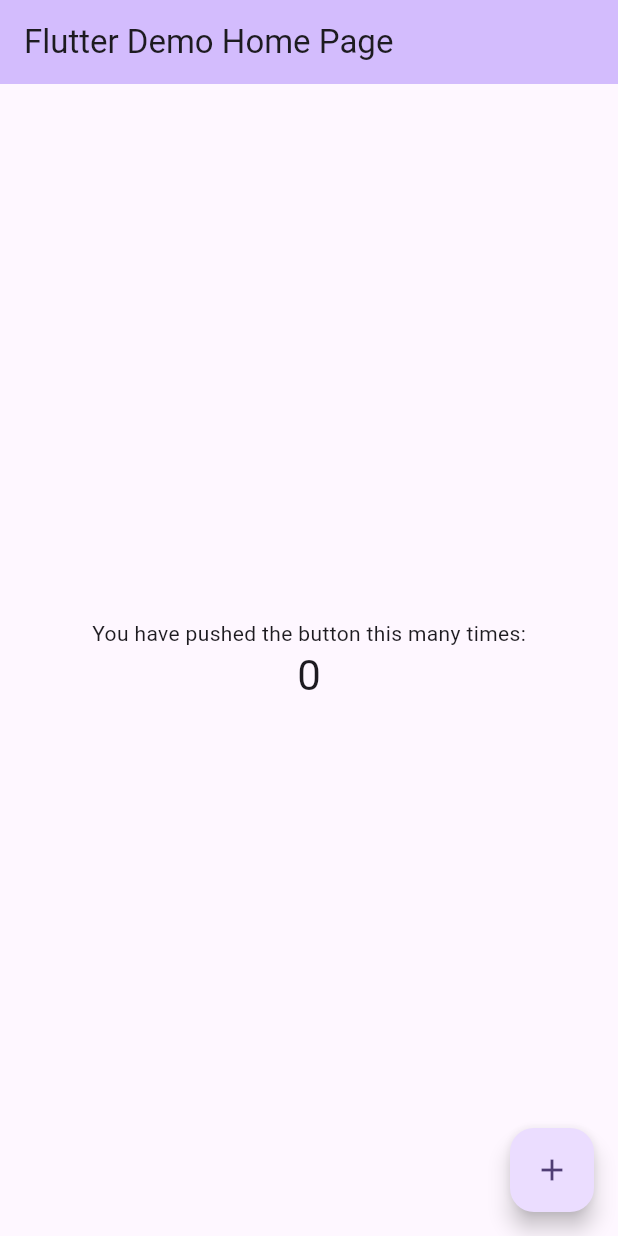
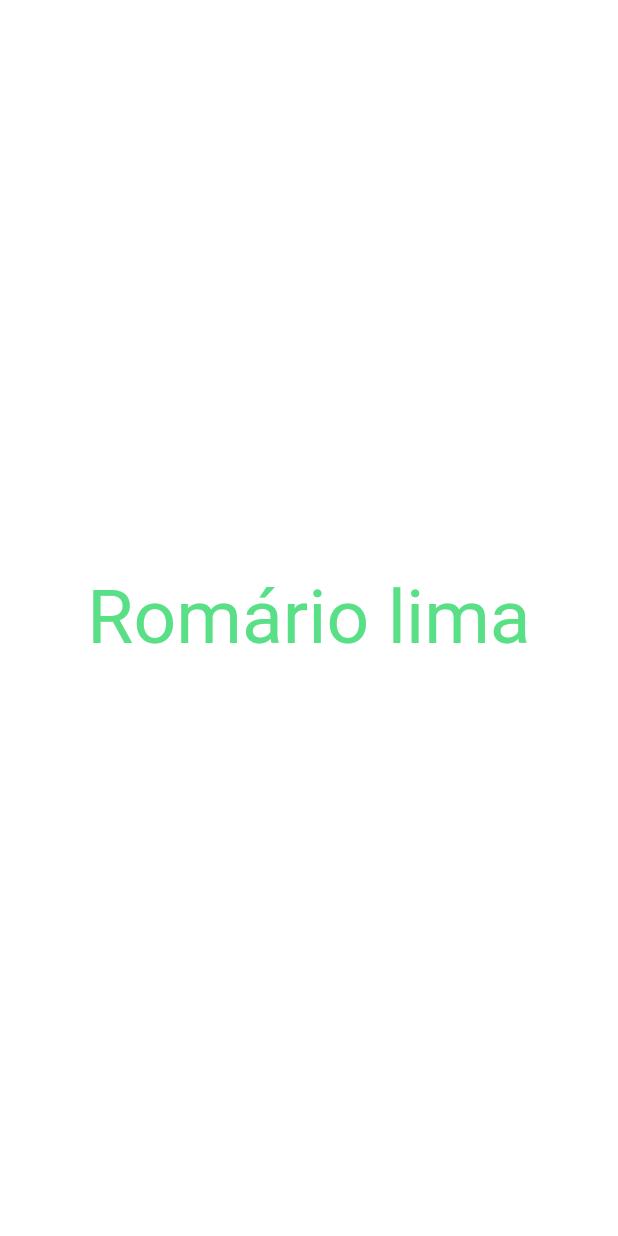
Before and after one commit to Romariolima99/flutter-estudos, a Flutter app: the screen it shows after launch, on a phone screen of 412 x 824 dp. Run offline on Flutter 3.47's test engine with Material 3 defaults, Android fonts, the phone set to English and light mode, and no system bars.

Commit message:
First commit

```diff
--- a/lib/main.dart
+++ b/lib/main.dart
@@ -1,125 +1,14 @@
 import 'package:flutter/material.dart';
 
 void main() {
-  runApp(const MyApp());
+  runApp(Container(
+    child: const Center(
+      child: Text(
+      'Romário lima' ,
+      textDirection: TextDirection.ltr,
+      style: TextStyle(color: Color.fromARGB(255, 89, 223, 133), fontSize: 50.0),
+
+    ),
+    ),
+  ));
 }
-
-class MyApp extends StatelessWidget {
-  const MyApp({super.key});
-
-  // This widget is the root of your application.
-  @override
-  Widget build(BuildContext context) {
-    return MaterialApp(
-      title: 'Flutter Demo',
-      theme: ThemeData(
-        // This is the theme of your application.
-        //
-        // TRY THIS: Try running your application with "flutter run". You'll see
-        // the application has a purple toolbar. Then, without quitting the app,
-        // try changing the seedColor in the colorScheme below to Colors.green
-        // and then invoke "hot reload" (save your changes or press the "hot
-        // reload" button in a Flutter-supported IDE, or press "r" if you used
-        // the command line to start the app).
-        //
-        // Notice that the counter didn't reset back to zero; the application
-        // state is not lost during the reload. To reset the state, use hot
-        // restart instead.
-        //
-        // This works for code too, not just values: Most code changes can be
-        // tested with just a hot reload.
-        colorScheme: ColorScheme.fromSeed(seedColor: Colors.deepPurple),
-        useMaterial3: true,
-      ),
-      home: const MyHomePage(title: 'Flutter Demo Home Page'),
-    );
-  }
-}
-
-class MyHomePage extends StatefulWidget {
-  const MyHomePage({super.key, required this.title});
-
-  // This widget is the home page of your application. It is stateful, meaning
-  // that it has a State object (defined below) that contains fields that affect
-  // how it looks.
-
-  // This class is the configuration for the state. It holds the values (in this
-  // case the title) provided by the parent (in this case the App widget) and
-  // used by the build method of the State. Fields in a Widget subclass are
-  // always marked "final".
-
-  final String title;
-
-  @override
-  State<MyHomePage> createState() => _MyHomePageState();
-}
-
-class _MyHomePageState extends State<MyHomePage> {
-  int _counter = 0;
-
-  void _incrementCounter() {
-    setState(() {
-      // This call to setState tells the Flutter framework that something has
-      // changed in this State, which causes it to rerun the build method below
-      // so that the display can reflect the updated values. If we changed
-      // _counter without calling setState(), then the build method would not be
-      // called again, and so nothing would appear to happen.
-      _counter++;
-    });
-  }
-
-  @override
-  Widget build(BuildContext context) {
-    // This method is rerun every time setState is called, for instance as done
-    // by the _incrementCounter method above.
-    //
-    // The Flutter framework has been optimized to make rerunning build methods
-    // fast, so that you can just rebuild anything that needs updating rather
-    // than having to individually change instances of widgets.
-    return Scaffold(
-      appBar: AppBar(
-        // TRY THIS: Try changing the color here to a specific color (to
-        // Colors.amber, perhaps?) and trigger a hot reload to see the AppBar
-        // change color while the other colors stay the same.
-        backgroundColor: Theme.of(context).colorScheme.inversePrimary,
-        // Here we take the value from the MyHomePage object that was created by
-        // the App.build method, and use it to set our appbar title.
-        title: Text(widget.title),
-      ),
-      body: Center(
-        // Center is a layout widget. It takes a single child and positions it
-        // in the middle of the parent.
-        child: Column(
-          // Column is also a layout widget. It takes a list of children and
-          // arranges them vertically. By default, it sizes itself to fit its
-          // children horizontally, and tries to be as tall as its parent.
-          //
-          // Column has various properties to control how it sizes itself and
-          // how it positions its children. Here we use mainAxisAlignment to
-          // center the children vertically; the main axis here is the vertical
-          // axis because Columns are vertical (the cross axis would be
-          // horizontal).
-          //
-          // TRY THIS: Invoke "debug painting" (choose the "Toggle Debug Paint"
-          // action in the IDE, or press "p" in the console), to see the
-          // wireframe for each widget.
-          mainAxisAlignment: MainAxisAlignment.center,
-          children: <Widget>[
-            const Text(
-              'You have pushed the button this many times:',
-            ),
-            Text(
-              '$_counter',
-              style: Theme.of(context).textTheme.headlineMedium,
-            ),
-          ],
-        ),
-      ),
-      floatingActionButton: FloatingActionButton(
-        onPressed: _incrementCounter,
-        tooltip: 'Increment',
-        child: const Icon(Icons.add),
-      ), // This trailing comma makes auto-formatting nicer for build methods.
-    );
-  }
-}
```
